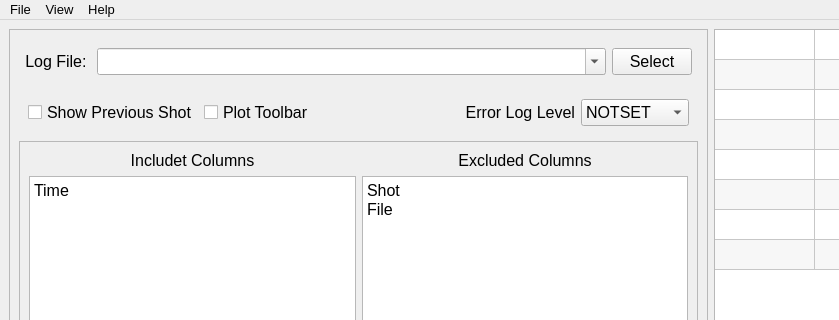
Qt form LoggerPlotter.ui (salinsalins/LoggerPlotterPy) before a commit; both pictures show x 0 to 839 and y 0 to 320 of the 1073 by 767 pixel window.
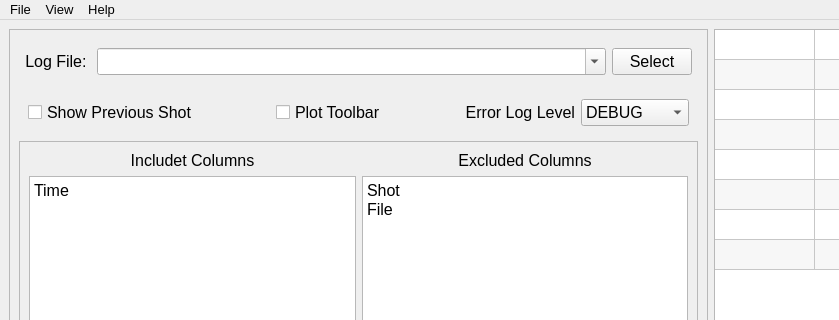
The same form after that commit. The open tabs and pages were chosen to show the change.

```diff
--- a/LoggerPlotter.ui
+++ b/LoggerPlotter.ui
@@ -358,7 +358,7 @@
                    <property name="frameShadow">
                     <enum>QFrame::Plain</enum>
                    </property>
-                   <layout class="QHBoxLayout" name="horizontalLayout_3" stretch="0,0,0,0,0">
+                   <layout class="QHBoxLayout" name="horizontalLayout_3" stretch="0,0,0,0,0,0">
                     <item>
                      <widget class="QCheckBox" name="checkBox_2">
                       <property name="text">
@@ -366,6 +366,19 @@
                       </property>
                      </widget>
                     </item>
+                    <item>
+                     <spacer name="horizontalSpacer_2">
+                      <property name="orientation">
+                       <enum>Qt::Horizontal</enum>
+                      </property>
+                      <property name="sizeHint" stdset="0">
+                       <size>
+                        <width>40</width>
+                        <height>20</height>
+                       </size>
+                      </property>
+                     </spacer>
+                    </item>
                     <item>
                      <widget class="QCheckBox" name="checkBox_1">
                       <property name="text">
@@ -423,7 +436,7 @@
                        <bool>false</bool>
                       </property>
                       <property name="currentIndex">
-                       <number>0</number>
+                       <number>1</number>
                       </property>
                       <item>
                        <property name="text">
```
